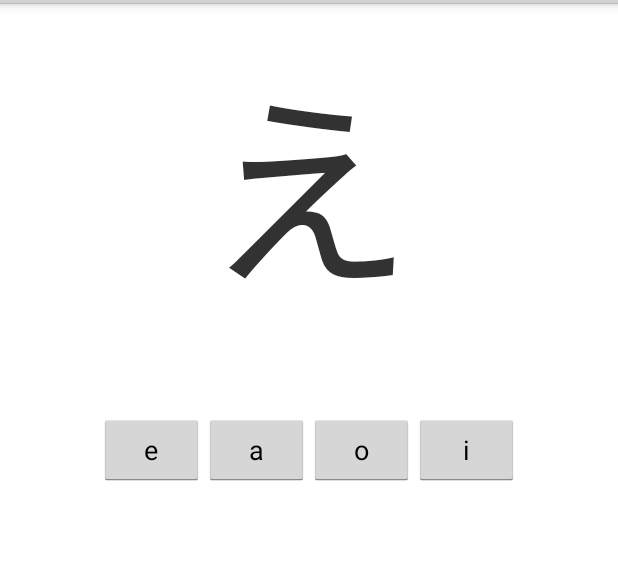
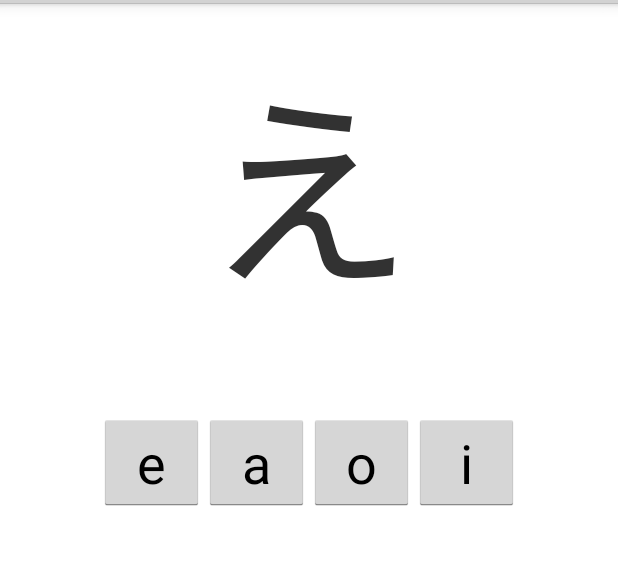
Before and after one commit to RodrigoDavy/Kana-Drill-Plus, an Android app: the HiraganaDrillActivity screen opened directly, with no data from a screen before it, on a phone screen of 412 x 824 dp, the part 69-634 px from its top. Run offline under Robolectric (Android 15) with nearby library versions, the light colour scheme and no system bars.

Commit message:
Now the Drill game randomly chooses whether the users guesses the romaji symbol of a kana character or the kana symbol of a romaji character

```diff
--- a/app/src/main/java/com/jorgecastillo/kanadrill/DrillActivity.java
+++ b/app/src/main/java/com/jorgecastillo/kanadrill/DrillActivity.java
@@ -9,6 +9,7 @@ import android.widget.Button;
 import android.widget.TextView;
 
 import java.io.FileOutputStream;
+import java.util.Random;
 
 public abstract class DrillActivity extends EveryActivity implements DialogInterface.OnDismissListener{
 
@@ -57,7 +58,7 @@ public abstract class DrillActivity extends EveryActivity implements DialogInter
         startTime = System.currentTimeMillis();
     }
 
-    abstract public void setArrays();
+    public abstract void setArrays();
 
     public void onClickButton1(View view) { everyButton(0); }
 
@@ -144,11 +145,18 @@ public abstract class DrillActivity extends EveryActivity implements DialogInter
             buttonValues[i] = val;
         }
 
-        gameText.setText(japanese[order[count]]);
-        button1.setText(meaning[buttonValues[0]]);
-        button2.setText(meaning[buttonValues[1]]);
-        button3.setText(meaning[buttonValues[2]]);
-        button4.setText(meaning[buttonValues[3]]);
-
+        if((new Random()).nextBoolean()) {
+            gameText.setText(japanese[order[count]]);
+            button1.setText(meaning[buttonValues[0]]);
+            button2.setText(meaning[buttonValues[1]]);
+            button3.setText(meaning[buttonValues[2]]);
+            button4.setText(meaning[buttonValues[3]]);
+        }else{
+            gameText.setText(meaning[order[count]]);
+            button1.setText(japanese[buttonValues[0]]);
+            button2.setText(japanese[buttonValues[1]]);
+            button3.setText(japanese[buttonValues[2]]);
+            button4.setText(japanese[buttonValues[3]]);
+        }
     }
 }
--- a/app/src/main/res/layout/activity_game.xml
+++ b/app/src/main/res/layout/activity_game.xml
@@ -27,28 +27,36 @@
         android:layout_width="70dp"
         android:layout_height="wrap_content"
         android:onClick="onClickButton2"
-        android:text=""/>
+        android:text=""
+        android:textSize="36sp"
+        tools:text="い"/>
 
     <Button
         android:id="@+id/button4"
         android:layout_width="70dp"
         android:layout_height="wrap_content"
         android:onClick="onClickButton4"
-        android:text=""/>
+        android:text=""
+        android:textSize="36sp"
+        tools:text="い"/>
 
     <Button
         android:id="@+id/button3"
         android:layout_width="70dp"
         android:layout_height="wrap_content"
         android:onClick="onClickButton3"
-        android:text=""/>
+        android:text=""
+        android:textSize="36sp"
+        tools:text="い"/>
 
     <Button
         android:id="@+id/button1"
         android:layout_width="70dp"
         android:layout_height="wrap_content"
         android:onClick="onClickButton1"
-        android:text=""/>
+        android:text=""
+        android:textSize="36sp"
+        tools:text="い"/>
 
 </LinearLayout>
 
```
